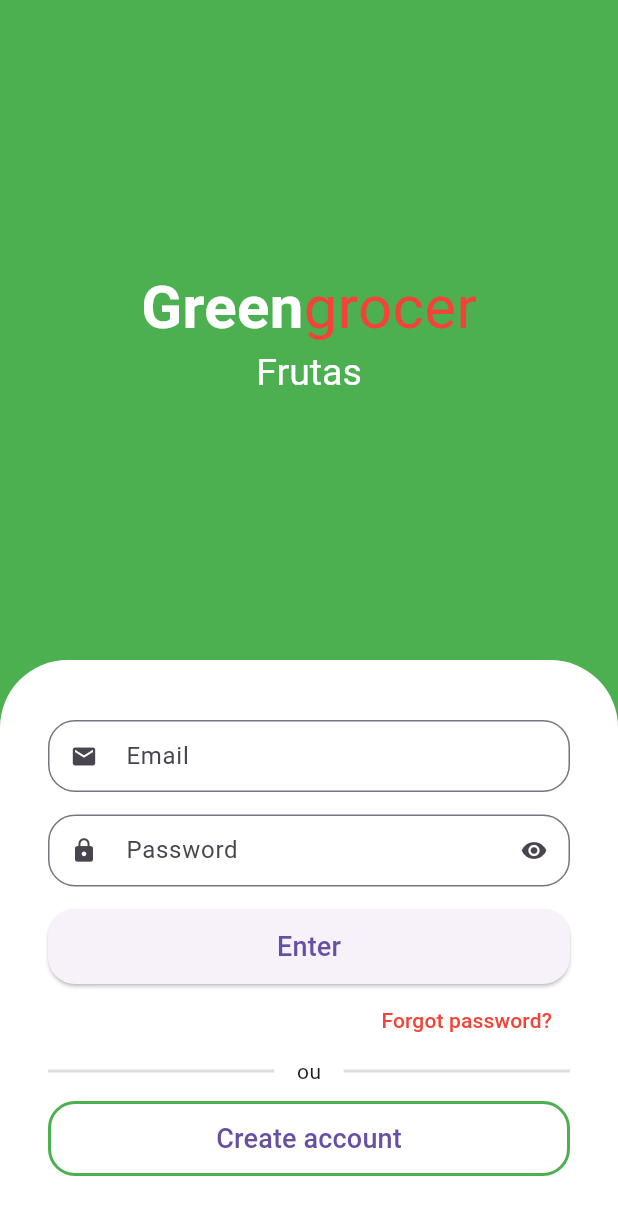
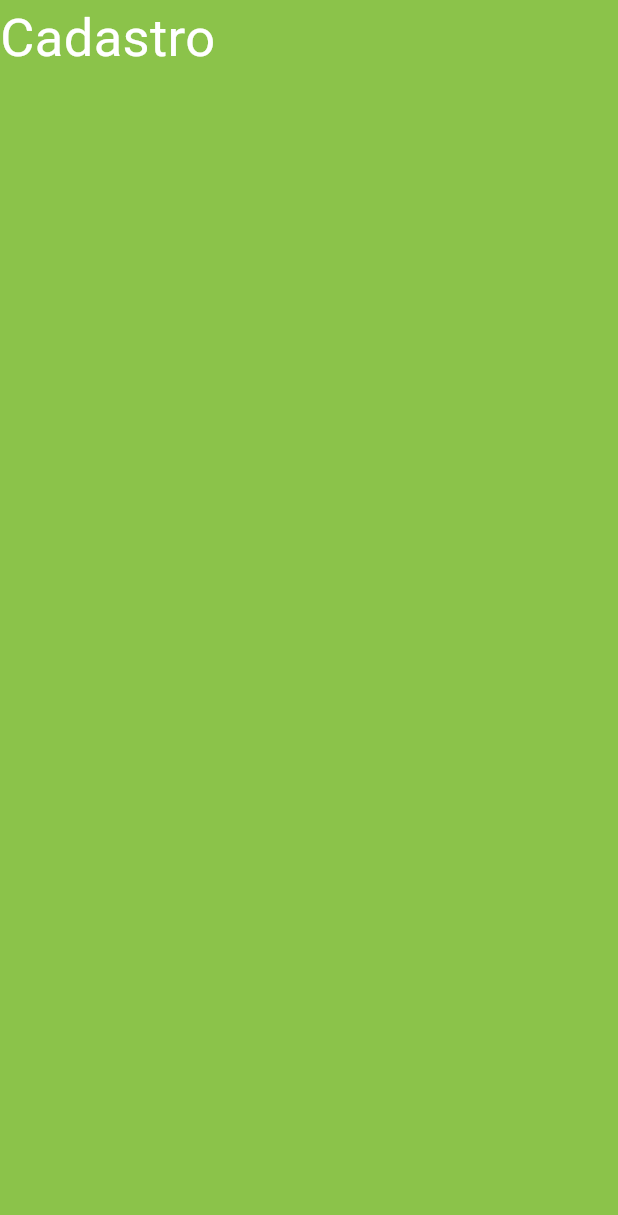
Before and after one commit to alexanderalv03/fruit_shop, a Flutter app: the screen it shows after launch, after a tap on "Create account", on a phone screen of 412 x 824 dp. Shown: the top 1215 px of the screen. Run offline on Flutter 3.47's test engine with Material 3 defaults, Android fonts, the phone set to English and light mode, and no system bars; drawn by our look-alikes of animated_text_kit.

Commit message:
update sign in screen

```diff
--- a/lib/src/auth/sign_in_screen.dart
+++ b/lib/src/auth/sign_in_screen.dart
@@ -1,26 +1,34 @@
 import 'package:animated_text_kit/animated_text_kit.dart';
 import 'package:flutter/material.dart';
 import 'package:fruit_shop/src/auth/components/custom_test_field.dart';
+import 'package:fruit_shop/src/auth/sign_up_screen.dart';
+import 'package:fruit_shop/src/config/custom_colors.dart';
 
 class SignInScreen extends StatelessWidget {
   const SignInScreen({super.key});
 
   @override
   Widget build(BuildContext context) {
+    final size = MediaQuery.of(context).size;
+
     return Scaffold(
-      backgroundColor: Colors.green,
-      body: Column(
+      backgroundColor: CustomColors.customSwatchColor,
+      body: SingleChildScrollView(
+        child: SizedBox(
+          height: size.height,
+          width: size.width,
+          child: Column(
             children: [
               Expanded(
                 child: Column(
                   mainAxisAlignment: MainAxisAlignment.center,
                   children: [
                     //App name
-                const Text.rich(
+                    Text.rich(
                       TextSpan(
-                    style: TextStyle(fontSize: 40),
+                        style: const TextStyle(fontSize: 40),
                         children: [
-                      TextSpan(
+                          const TextSpan(
                             text: 'Green',
                             style: TextStyle(
                               color: Colors.white,
@@ -29,7 +37,9 @@ class SignInScreen extends StatelessWidget {
                           ),
                           TextSpan(
                             text: 'grocer',
-                        style: TextStyle(color: Colors.red),
+                            style: TextStyle(
+                              color: CustomColors.customContrastColor,
+                            ),
                           ),
                         ],
                       ),
@@ -65,7 +75,10 @@ class SignInScreen extends StatelessWidget {
 
               //FORM
               Container(
-            padding: const EdgeInsets.symmetric(horizontal: 32, vertical: 40),
+                padding: const EdgeInsets.symmetric(
+                  horizontal: 32,
+                  vertical: 40,
+                ),
 
                 decoration: const BoxDecoration(
                   color: Colors.white,
@@ -95,7 +108,10 @@ class SignInScreen extends StatelessWidget {
                           ),
                         ),
                         onPressed: () {},
-                    child: const Text('Enter', style: TextStyle(fontSize: 18)),
+                        child: const Text(
+                          'Enter',
+                          style: TextStyle(fontSize: 18),
+                        ),
                       ),
                     ),
 
@@ -147,7 +163,15 @@ class SignInScreen extends StatelessWidget {
                           ),
                           side: BorderSide(width: 2, color: Colors.green),
                         ),
-                    onPressed: () {},
+                        onPressed: () {
+                          Navigator.of(context).push(
+                            MaterialPageRoute(
+                              builder: (c) {
+                                return SignUpScreen();
+                              },
+                            ),
+                          );
+                        },
                         child: const Text(
                           'Create account',
                           style: TextStyle(fontSize: 18),
@@ -159,6 +183,8 @@ class SignInScreen extends StatelessWidget {
               ),
             ],
           ),
+        ),
+      ),
     );
   }
 }
--- /dev/null
+++ b/lib/src/auth/sign_up_screen.dart
@@ -0,0 +1,23 @@
+import 'package:flutter/material.dart';
+import 'package:fruit_shop/src/config/custom_colors.dart';
+
+class SignUpScreen extends StatelessWidget {
+  const SignUpScreen({super.key});
+
+  @override
+  Widget build(BuildContext context) {
+    return Scaffold(
+      backgroundColor: CustomColors.customSwatchColor,
+      body: Column(
+        children: [
+          Expanded(
+            child: Text(
+              'Cadastro',
+              style: TextStyle(color: Colors.white, fontSize: 35),
+            ),
+          ),
+        ],
+      ),
+    );
+  }
+}
--- a/lib/src/config/custom_colors.dart
+++ b/lib/src/config/custom_colors.dart
@@ -1,22 +1,23 @@
 import 'package:flutter/material.dart';
 
 Map<int, Color> _swatchOpacity = {
-
   50: const Color.fromRGBO(139, 195, 74, 0.1),
-  100: const Color.fromRGBO(139, 195, 74, 0.1),
-  200: const Color.fromRGBO(139, 195, 74, 0.1),
-  300: const Color.fromRGBO(139, 195, 74, 0.1),
-  400: const Color.fromRGBO(139, 195, 74, 0.1),
-  500: const Color.fromRGBO(139, 195, 74, 0.1),
-  600: const Color.fromRGBO(139, 195, 74, 0.1),
-  700: const Color.fromRGBO(139, 195, 74, 0.1),
-  800: const Color.fromRGBO(139, 195, 74, 0.1),
-  900: const Color.fromRGBO(139, 195, 74, 0.1),
-
+  100: const Color.fromRGBO(139, 195, 74, 0.2),
+  200: const Color.fromRGBO(139, 195, 74, 0.3),
+  300: const Color.fromRGBO(139, 195, 74, 0.4),
+  400: const Color.fromRGBO(139, 195, 74, 0.5),
+  500: const Color.fromRGBO(139, 195, 74, 0.6),
+  600: const Color.fromRGBO(139, 195, 74, 0.7),
+  700: const Color.fromRGBO(139, 195, 74, 0.8),
+  800: const Color.fromRGBO(139, 195, 74, 0.9),
+  900: const Color.fromRGBO(139, 195, 74, 1),
 };
 
 abstract class CustomColors {
   static Color customContrastColor = Colors.red.shade700;
 
-    static MaterialColor customSwatchColor = MaterialColor(0xFF8BC34A  ,)
+  static MaterialColor customSwatchColor = MaterialColor(
+    0xFF8BC34A,
+    _swatchOpacity,
+  );
 }
```
Also changed, not shown: 2 other files. Lines whose indentation alone changed are shown as unchanged.
